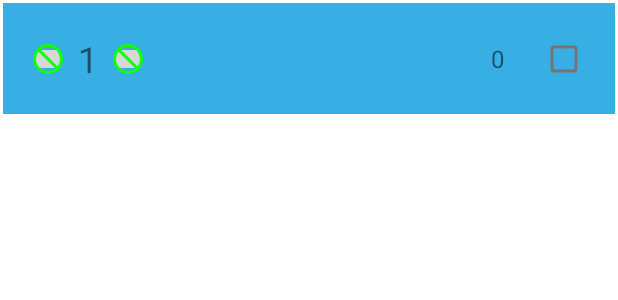
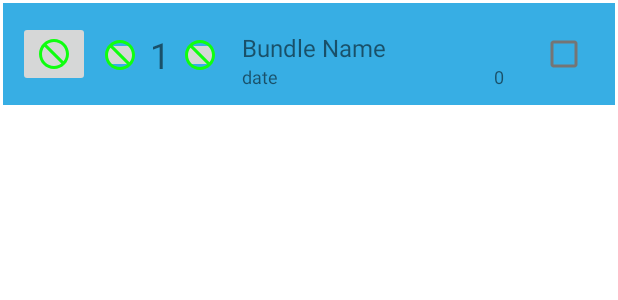
Before and after one commit to LinkD92/ShoppingList, an Android app: the layout adapter_bundle_item.xml on its own in the app's theme, with its tools: preview values and no code run, on a phone screen of 412 x 824 dp. Shown: the top 300 px of the screen. Run offline under Robolectric (Android 15) with nearby library versions, the phone set to English and light mode, and no system bars.

Commit message:
Bundle bug fixed. Improved bundle removal and management

```diff
--- a/app/src/main/java/com/symbol/shoppinglistv2/Components/Product.java
+++ b/app/src/main/java/com/symbol/shoppinglistv2/Components/Product.java
@@ -13,12 +13,12 @@ public class Product {
     private double price;
     private Category category;
     private Date expirationDate;
-    private int amount = 0;
+    private int amount = 1;
     private boolean checked;
     private int barCode = 0;
     private int avgExpirationDays;
     private int customID = 0;
-    private int bundleAmount =0;
+    private int bundleAmount =1;
     private long lastCheckDate =0;
     private String group ="";
 
--- a/app/src/main/res/layout/adapter_bundle_item.xml
+++ b/app/src/main/res/layout/adapter_bundle_item.xml
@@ -9,45 +9,85 @@
     android:background="#37AEE4"
     xmlns:app="http://schemas.android.com/apk/res-auto">
 
-    <TextView
-        android:id="@+id/tvBundleItemName"
-        android:layout_width="0dp"
-        android:layout_margin="16dp"
+    <ImageButton
+        android:id="@+id/ibtnBundleOptions"
+        android:src="@drawable/ic_temp"
+        android:layout_width="wrap_content"
         android:layout_height="wrap_content"
-        android:textSize="16dp"
-        app:layout_constraintLeft_toRightOf="@+id/clContainerBundleAmountChange"
+        app:layout_constraintLeft_toLeftOf="parent"
         app:layout_constraintTop_toTopOf="parent"
-        app:layout_constraintRight_toLeftOf="@+id/tvBundleItemTotalPrice"
         app:layout_constraintBottom_toBottomOf="parent"
         />
 
-    <TextView
-        android:id="@+id/tvBundleItemTotalPrice"
+    <androidx.constraintlayout.widget.ConstraintLayout
+        android:id="@+id/clCotainerBundleDetails"
         android:layout_width="0dp"
         android:layout_height="wrap_content"
-        android:layout_margin="16dp"
-        android:text="0"
-        android:textSize="16dp"
+        android:layout_marginRight="8dp"
+        android:layout_marginLeft="8dp"
+        app:layout_constraintBottom_toBottomOf="parent"
+        app:layout_constraintRight_toLeftOf="@id/cbCheckedBundle"
+        app:layout_constraintLeft_toRightOf="@id/clContainerBundleAmountChange"
         app:layout_constraintTop_toTopOf="parent"
-        app:layout_constraintRight_toLeftOf="@id/cbCheckedBundle"
-        tools:layout_editor_absoluteX="270dp" />
+
+        >
+
+        <TextView
+            android:id="@+id/tvBundleItemName"
+            android:layout_width="0dp"
+            android:layout_height="wrap_content"
+            android:text="Bundle Name"
+            android:textSize="16dp"
+            android:layout_margin="8dp"
+            app:layout_constraintLeft_toLeftOf="parent"
+            app:layout_constraintRight_toRightOf="parent"
+            app:layout_constraintTop_toTopOf="parent"
+            />
+
+        <TextView
+            android:id="@+id/tvBundleUpdateDate"
+            android:layout_width="wrap_content"
+            android:layout_height="wrap_content"
+            android:text="date"
+            android:textSize="12dp"
+            app:layout_constraintBottom_toBottomOf="parent"
+            app:layout_constraintLeft_toLeftOf="@+id/tvBundleItemName"
+            app:layout_constraintTop_toBottomOf="@id/tvBundleItemName" />
+
+        <TextView
+            android:id="@+id/tvBundleItemTotalPrice"
+            android:layout_width="0dp"
+            android:layout_height="wrap_content"
+            android:text="0"
+            android:textSize="12dp"
+            app:layout_constraintBottom_toBottomOf="parent"
+            app:layout_constraintTop_toBottomOf="@id/tvBundleItemName"
+            app:layout_constraintRight_toRightOf="@+id/tvBundleItemName"
+            />
+
+
+    </androidx.constraintlayout.widget.ConstraintLayout>
+
+
+
 
     <CheckBox
         android:id="@+id/cbCheckedBundle"
         android:layout_width="wrap_content"
         android:layout_height="wrap_content"
         app:layout_constraintRight_toRightOf="parent"
-        app:layout_constraintTop_toTopOf="@id/tvBundleItemName"
-        app:layout_constraintBottom_toBottomOf="@id/tvBundleItemName"
+        app:layout_constraintTop_toTopOf="parent"
+        app:layout_constraintBottom_toBottomOf="parent"
         />
 
     <androidx.constraintlayout.widget.ConstraintLayout
         android:id="@+id/clContainerBundleAmountChange"
         android:layout_width="wrap_content"
         android:layout_height="wrap_content"
-        android:layout_margin="8dp"
+        android:layout_marginRight="8dp"
+        android:layout_marginLeft="8dp"
         app:layout_constraintBottom_toBottomOf="parent"
-        app:layout_constraintStart_toStartOf="parent"
+        app:layout_constraintLeft_toRightOf="@+id/ibtnBundleOptions"
         app:layout_constraintTop_toTopOf="parent">
 
         <ImageButton
--- a/app/src/main/res/layout/fragment_add_product.xml
+++ b/app/src/main/res/layout/fragment_add_product.xml
@@ -12,7 +12,7 @@
         android:id="@+id/etFABAddProductName"
         android:hint="Product name"
         android:inputType="text"
-        android:digits="0123456789abcdefghijklmnopqrstuvwxyz ABCDEFGHIJKLMNOPQRSTUVWXYZ "
+        android:digits="0123456789 aąbcćdeęfghijklłmnńoóprsśtuwyzźżAĄBCĆDEĘFGHIJKLŁMNŃOÓPRSŚTUWYZŹŻ"
         android:layout_width="match_parent"
         android:layout_height="wrap_content"
         android:textSize="16dp"
```
Also changed, not shown: app/src/main/java/com/symbol/shoppinglistv2/Command/CommandBNVAddToList.java (+7 -0 lines), app/src/main/java/com/symbol/shoppinglistv2/Command/CommandBundleAdd.java (+53 -1 lines), app/src/main/java/com/symbol/shoppinglistv2/Command/CommandBundleToList.java (+17 -2 lines), app/src/main/java/com/symbol/shoppinglistv2/Components/MyBundle.java (+10 -1 lines), app/src/main/java/com/symbol/shoppinglistv2/Other/AdapterBundleOnList.java (+77 -7 lines), app/src/main/java/com/symbol/shoppinglistv2/Other/FirebaseUtil.java (+9 -3 lines), app/src/main/java/com/symbol/shoppinglistv2/Other/MyItemTouchHelper.java (+19 -65 lines), app/src/main/res/menu/bundle_options.xml (added, +9 -0 lines).
